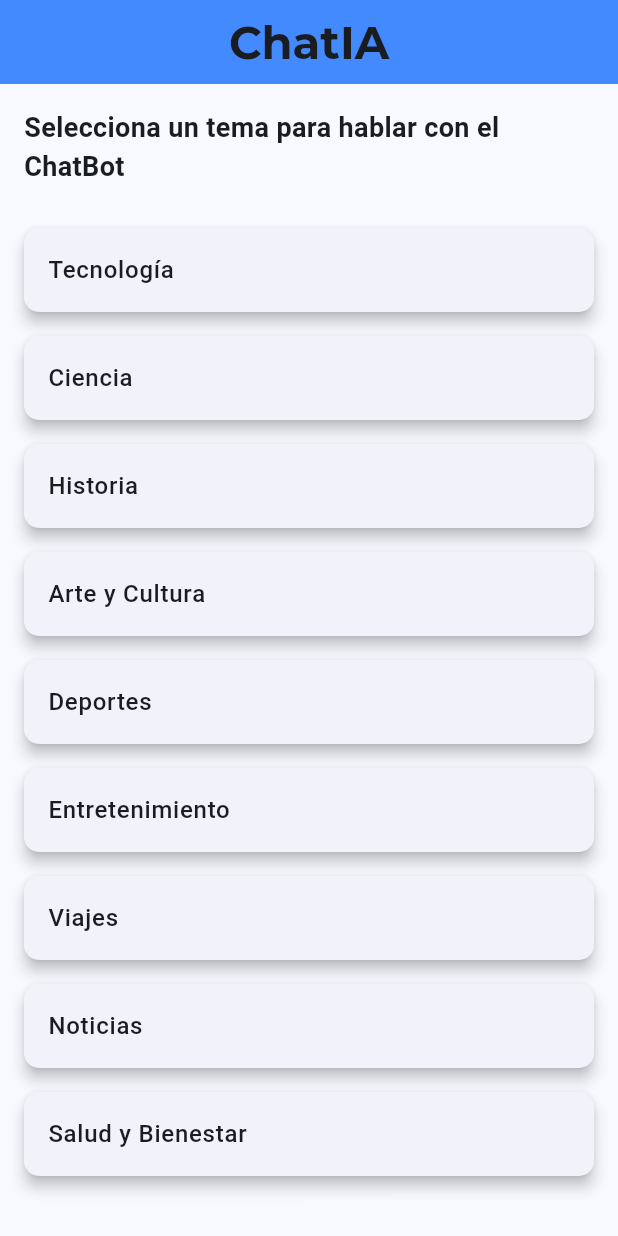
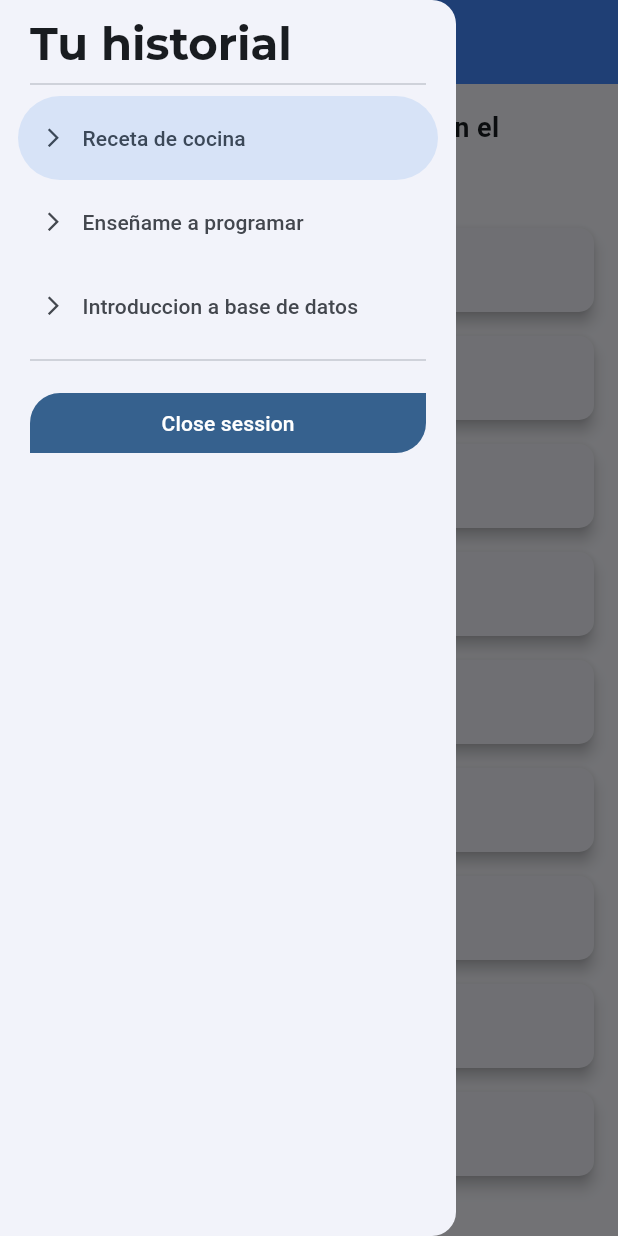
Before and after one commit to MateoLl1/ChatIAMobile, a Flutter app: the HomeScreen screen opened by its route, with the side drawer open (before the commit the screen has no drawer), on a phone screen of 412 x 824 dp. Run offline on Flutter 3.47's test engine with Material 3 defaults, Android fonts, the phone set to English and light mode, and no system bars; our stand-ins replace flutter_riverpod, go_router, google_fonts.

Commit message:
Presentation day

```diff
--- a/lib/config/router/app_router.dart
+++ b/lib/config/router/app_router.dart
@@ -3,7 +3,7 @@ import 'package:go_router/go_router.dart';
 import 'package:chat_ia/presentation/screens/screens.dart';
 
 final appRouter = GoRouter(
-  initialLocation: '/home',
+  initialLocation: '/',
   routes: [
     GoRoute(
       path: '/',
--- a/lib/presentation/screens/auth/login_screen.dart
+++ b/lib/presentation/screens/auth/login_screen.dart
@@ -118,7 +118,7 @@ class _FormViewState extends State<_FormView> {
                   width: double.infinity,
                   height: 50,
                   child: FilledButton(
-                    onPressed: () {},
+                    onPressed: () => context.push('/home'),
                     child: const Text('Sing In'),
                   ),
                 ),
--- a/lib/presentation/screens/auth/register_screen.dart
+++ b/lib/presentation/screens/auth/register_screen.dart
@@ -1,5 +1,6 @@
 
 import 'package:flutter/material.dart';
+import 'package:go_router/go_router.dart';
 import 'package:flutter_riverpod/flutter_riverpod.dart';
 import 'package:chat_ia/presentation/widgets/widgets.dart';
 import 'package:chat_ia/presentation/providers/providers.dart';
@@ -123,7 +124,7 @@ class _FormViewState extends State<_FormView> {
                   width: double.infinity,
                   height: 50,
                   child: FilledButton(
-                    onPressed: () {},
+                    onPressed: () => context.push('/home'),
                     child: const Text('Sing Up'),
                   ),
                 ),
--- a/lib/presentation/screens/home/home_screen.dart
+++ b/lib/presentation/screens/home/home_screen.dart
@@ -1,3 +1,4 @@
+import 'package:chat_ia/presentation/widgets/widgets.dart';
 import 'package:flutter/material.dart';
 
 class HomeScreen extends StatelessWidget {
@@ -18,6 +19,7 @@ class HomeScreen extends StatelessWidget {
     ];
 
     return Scaffold(
+      drawer: const ChatDrawer(),
       appBar: AppBar(
         title: const Text('ChatIA'),
         centerTitle: true,
--- /dev/null
+++ b/lib/presentation/widgets/drawers/chat_drawer.dart
@@ -0,0 +1,73 @@
+
+import 'package:flutter/material.dart';
+import 'package:go_router/go_router.dart';
+
+class ChatDrawer extends StatefulWidget {
+  const ChatDrawer({super.key});
+
+  @override
+  State<ChatDrawer> createState() => _ChatDrawerState();
+}
+
+class _ChatDrawerState extends State<ChatDrawer> {
+
+  int selectedIndex = 0;
+
+  @override
+  Widget build(BuildContext context) {
+    final textStyle = Theme.of(context).textTheme;
+    return NavigationDrawer(
+      selectedIndex: selectedIndex,
+      onDestinationSelected: (value) {
+        selectedIndex = value;
+        setState(() {});
+      },
+      children: [
+        Padding(
+          padding: const EdgeInsets.only(left: 20,top: 10),
+          child: Text('Tu historial', style: textStyle.titleLarge),
+        ),
+        const Padding(
+          padding: EdgeInsets.symmetric(horizontal: 20),
+          child: Divider(),
+        ),
+
+        const NavigationDrawerDestination(
+          icon: Icon(Icons.arrow_forward_ios,size: 15,),
+          label: Text('Receta de cocina'),
+        ),
+        const NavigationDrawerDestination(
+          icon: Icon(Icons.arrow_forward_ios,size: 15,),
+          label: Text('Enseñame a programar'),
+        ),
+        const NavigationDrawerDestination(
+          icon: Icon(Icons.arrow_forward_ios,size: 15,),
+          label: Text('Introduccion a base de datos'),
+        ),
+
+
+        const Padding(
+          padding:  EdgeInsets.symmetric(horizontal: 20),
+          child:  Divider(),
+        ),
+
+        Padding(
+          padding: const EdgeInsets.symmetric(horizontal: 20,vertical: 10),
+          child: FilledButton(
+          onPressed: () => context.go('/'),
+          style: FilledButton.styleFrom(
+            shape: const RoundedRectangleBorder(
+              borderRadius: BorderRadius.only(
+                topLeft: Radius.circular(20),
+                bottomRight: Radius.circular(20),
+              )
+            ),
+          ),
+          child: const Text('Close session'),
+        ),
+        )
+
+      ],
+    );
+  }
+}
--- a/lib/presentation/widgets/widgets.dart
+++ b/lib/presentation/widgets/widgets.dart
@@ -3,3 +3,4 @@ export './sing-in-with/sing_in_with.dart';
 export './terms-and-conditions/terms_and_conditions.dart';
 export './links/auth_navigation.dart';
 export './links/register_link.dart';
+export './drawers/chat_drawer.dart';
```
